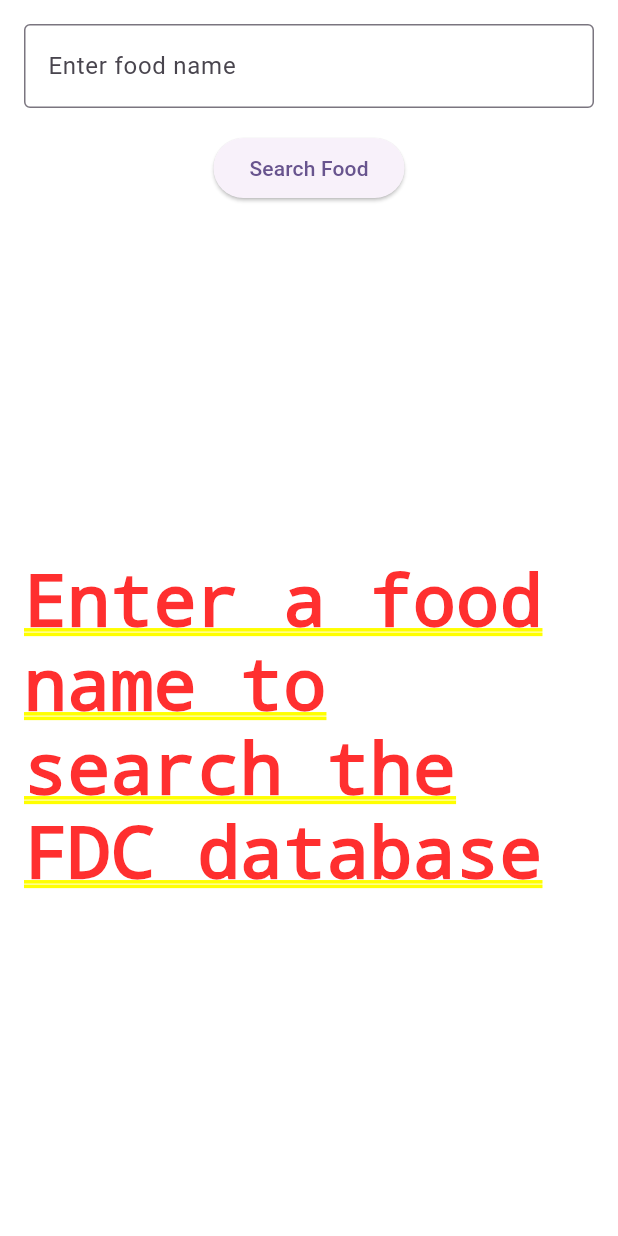
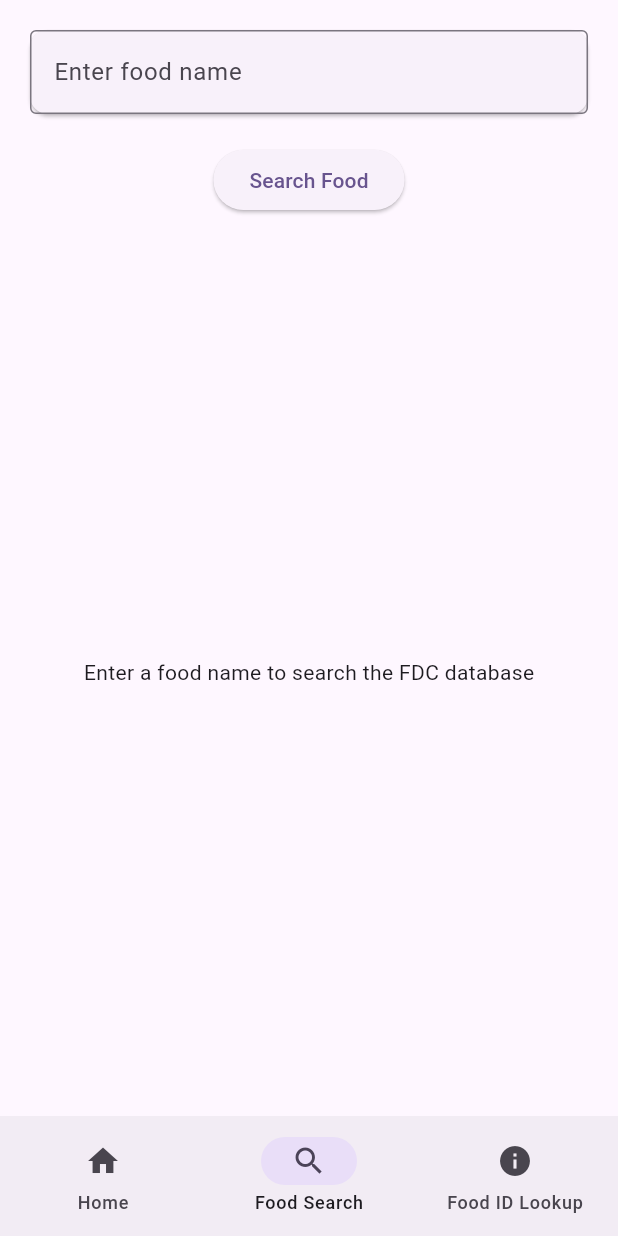
Before and after one commit to giragon6/trepi-app, a Flutter app: the FoodSearchPage screen opened by its route, on a phone screen of 412 x 824 dp. Run offline on Flutter 3.47's test engine with Material 3 defaults, Android fonts, the phone set to English and light mode, and no system bars; our stand-ins replace bloc, equatable, flutter_bloc, get_it, go_router.

Commit message:
feat: multiple pages and adaptive scaffold

```diff
--- a/lib/core/routing/app_router.dart
+++ b/lib/core/routing/app_router.dart
@@ -1,30 +1,47 @@
 import 'package:go_router/go_router.dart';
-import 'package:trepi_app/features/food_search/presentation/pages/food_details_page.dart';
+import 'package:trepi_app/core/routing/navigation/adaptive_scaffold.dart';
 import 'package:trepi_app/features/food_search/presentation/pages/food_lookup_page.dart';
 import 'package:trepi_app/features/food_search/presentation/pages/food_search_page.dart';
-import 'package:trepi_app/main.dart';
+import 'package:trepi_app/features/home/presentation/pages/home_page.dart';
 import 'route_names.dart';
 
 final GoRouter appRouter = GoRouter(
+  initialLocation: RouteNames.home,
+  routes: [StatefulShellRoute.indexedStack(
+      builder: (context, state, navigationShell) {
+        return AdaptiveScaffold(navigationShell: navigationShell);
+      },
+      branches: [
+        StatefulShellBranch(
           routes: [
             GoRoute(
               path: RouteNames.home,
-      builder: (context, state) => const HomePage(title: "Trepi App"),
+              pageBuilder: (context, state) => const NoTransitionPage(
+                child: HomePage(title: 'Trepi App')
+              )
+            )
+          ]
         ),
+        StatefulShellBranch(
+          routes: [
             GoRoute(
               path: RouteNames.foodSearch,
-      builder: (context, state) => const FoodSearchPage(),
+              pageBuilder: (context, state) => const NoTransitionPage(
+                child: FoodSearchPage()
+              )
+            )
+          ]
         ),
+        StatefulShellBranch(
+          routes: [
             GoRoute(
               path: RouteNames.foodLookup,
-      builder: (context, state) => const FoodLookupPage(),
+              pageBuilder: (context, state) => const NoTransitionPage(
+                child: FoodLookupPage()
+              )
             ),
-    GoRoute(
-      path: RouteNames.foodDetails,
-      builder: (context, state) {
-        final fdcId = state.pathParameters['fdcId']!;
-        return FoodDetailsPage(fdcId: fdcId);
-      },
+          ]
         ),
-  ],
+      ]
+    )]
   );
--- /dev/null
+++ b/lib/core/routing/navigation/adaptive_scaffold.dart
@@ -0,0 +1,79 @@
+import 'package:flutter/material.dart';
+import 'package:go_router/go_router.dart';
+import 'package:trepi_app/core/routing/navigation/scaffold_with_navigation_bar.dart';
+import 'package:trepi_app/core/routing/navigation/scaffold_with_navigation_rail.dart';
+
+enum ScreenSize {
+  small(pixels: 0),
+  medium(pixels: 450),
+  large(pixels: 800);
+
+  const ScreenSize({required this.pixels});
+
+  final double pixels;
+}
+
+class AdaptiveScaffoldDestination {
+  final String label;
+  final Icon icon;
+  final String location;
+
+  const AdaptiveScaffoldDestination({
+    required this.label,
+    required this.icon,
+    required this.location,
+  });
+}
+
+class AdaptiveScaffold extends StatelessWidget {
+  final List<AdaptiveScaffoldDestination> destinations = const [
+    AdaptiveScaffoldDestination(
+      label: 'Home',
+      icon: Icon(Icons.home),
+      location: '/'
+    ),
+    AdaptiveScaffoldDestination(
+      label: 'Food Search',
+      icon: Icon(Icons.search),
+      location: '/search',
+    ),
+    AdaptiveScaffoldDestination(
+      label: 'Food ID Lookup',
+      icon: Icon(Icons.info),
+      location: '/lookup',
+    ),
+  ];
+
+  const AdaptiveScaffold({
+    Key? key,
+    required this.navigationShell,
+  }) : super(key: key ?? const ValueKey<String>('ScaffoldWithNestedNavigation'));
+
+  final StatefulNavigationShell navigationShell;
+
+  void _goBranch(int index) {
+    navigationShell.goBranch(index, initialLocation: index == navigationShell.currentIndex);
+  }
+
+  @override
+  Widget build(BuildContext context) {
+    return LayoutBuilder(builder: (context, constraints) {
+
+      if (constraints.maxWidth < ScreenSize.medium.pixels) {
+        return ScaffoldWithNavigationBar(
+          body: navigationShell,
+          selectedIndex: navigationShell.currentIndex,
+          onDestinationSelected: _goBranch,
+          destinations: destinations
+        );
+      } else {
+        return ScaffoldWithNavigationRail(
+          body: navigationShell,
+          selectedIndex: navigationShell.currentIndex,
+          onDestinationSelected: _goBranch,
+          destinations: destinations
+        );
+      }
+    });
+  }
+}
--- /dev/null
+++ b/lib/core/routing/navigation/scaffold_with_navigation_bar.dart
@@ -0,0 +1,35 @@
+
+import 'package:flutter/material.dart';
+import 'package:trepi_app/core/routing/navigation/adaptive_scaffold.dart';
+
+class ScaffoldWithNavigationBar extends StatelessWidget {
+  final List<AdaptiveScaffoldDestination> destinations;
+
+  const ScaffoldWithNavigationBar({
+    super.key,
+    required this.body,
+    required this.selectedIndex,
+    required this.onDestinationSelected,
+    required this.destinations
+  });
+  final Widget body;
+  final int selectedIndex;
+  final ValueChanged<int> onDestinationSelected;
+
+  @override
+  Widget build(BuildContext context) {
+    return Scaffold(
+      body: body,
+      bottomNavigationBar: NavigationBar(
+        selectedIndex: selectedIndex,
+        destinations: destinations.map((destination) {
+          return NavigationDestination(
+            icon: destination.icon,
+            label: destination.label,
+          );
+        }).toList(),
+        onDestinationSelected: onDestinationSelected,
+      ),
+    );
+  }
+}
--- a/lib/features/food_search/presentation/pages/food_search_page.dart
+++ b/lib/features/food_search/presentation/pages/food_search_page.dart
@@ -2,7 +2,6 @@
 import 'package:flutter_bloc/flutter_bloc.dart';
 import 'package:trepi_app/core/injection/injection.dart';
 import 'package:trepi_app/features/food_search/presentation/bloc/food_search/food_search_bloc.dart';
-import 'package:trepi_app/shared/widgets/food_display/food_display_widget.dart';
 import 'package:trepi_app/shared/widgets/food_snippet/food_snippet.dart';
 
 class FoodSearchPage extends StatefulWidget {
@@ -30,14 +29,14 @@
         padding: const EdgeInsets.all(16.0),
         child: Column(
           children: [
-            TextField(
+            Card(child: TextField(
               controller: _controller,
               decoration: const InputDecoration(
                 labelText: 'Enter food name',
                 border: OutlineInputBorder(),
               ),
               keyboardType: TextInputType.number,
-            ),
+            )),
             const SizedBox(height: 16),
             ElevatedButton(
               onPressed: () {
```
Also changed, not shown: lib/core/routing/navigation/scaffold_with_navigation_rail.dart (added, +42 -0 lines), lib/features/home/presentation/pages/home_page.dart (added, +14 -0 lines), lib/main.dart (+0 -14 lines). Lines whose indentation alone changed are shown as unchanged.
